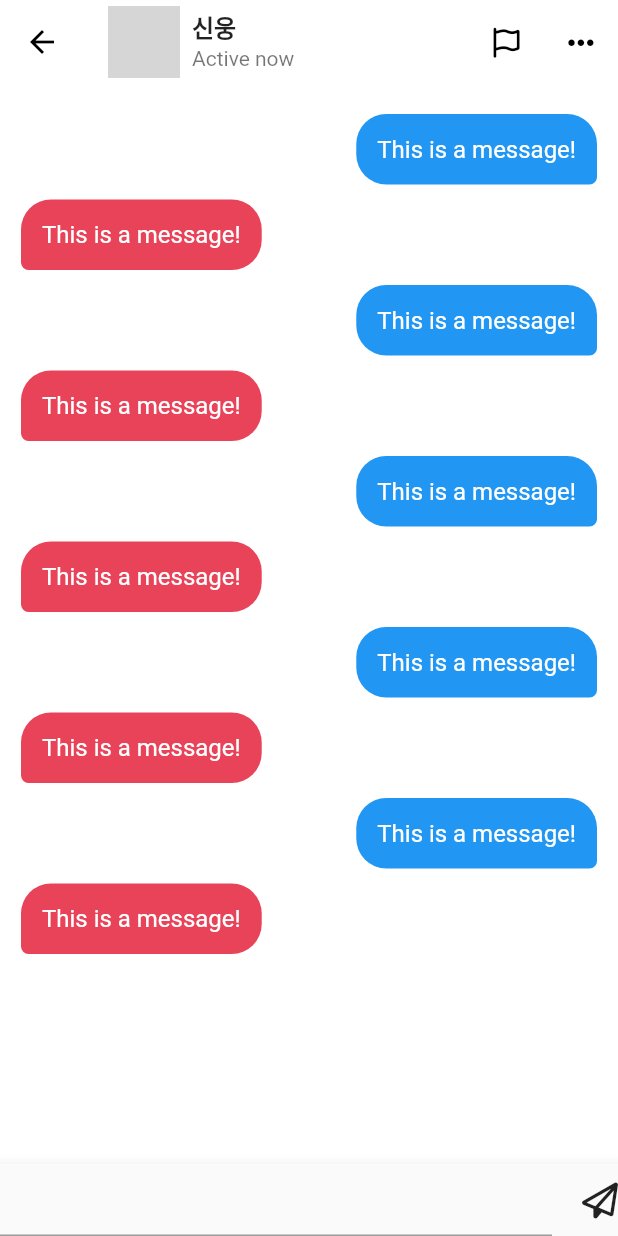
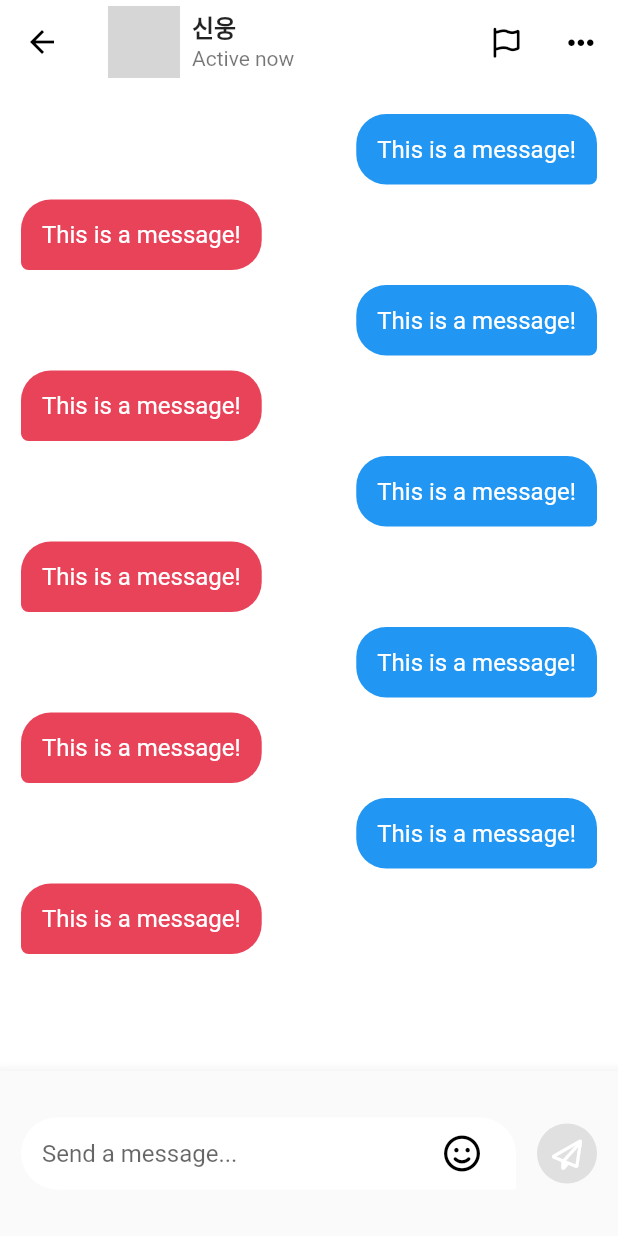
Before and after one commit to shinung-han/nomad_coders_tiktok_clone_review, a Flutter app: the ChatDetailScreen screen opened directly, on a phone screen of 412 x 824 dp. Run offline on Flutter 3.47's test engine with Material 2 defaults, Android fonts, the phone set to English and light mode, and no system bars; our stand-ins replace font_awesome_flutter, video_player, visibility_detector; network calls fail; grey boxes are pictures that could not be loaded.

Commit message:
11.4 code challenge

```diff
--- a/lib/features/inbox/chat_detail_screen.dart
+++ b/lib/features/inbox/chat_detail_screen.dart
@@ -11,27 +11,65 @@ class ChatDetailScreen extends StatefulWidget {
 }
 
 class _ChatDetailScreenState extends State<ChatDetailScreen> {
+  bool _isWriting = false;
+
+  void _onSendTap() {}
+
+  void _onStartWriting() {
+    setState(() {
+      _isWriting = true;
+    });
+  }
+
+  String _onSubmitted(String val) {
+    print(val);
+    setState(() {
+      _isWriting = false;
+    });
+    return val;
+  }
+
   @override
   Widget build(BuildContext context) {
     return Scaffold(
       appBar: AppBar(
-        title: const ListTile(
+        title: ListTile(
           contentPadding: EdgeInsets.zero,
           horizontalTitleGap: Sizes.size8,
-          leading: CircleAvatar(
-            radius: Sizes.size24,
-            foregroundImage: NetworkImage(
-                'https://avatars.githubusercontent.com/u/118904460?v=4'),
-            child: Text('신웅'),
+          leading: Stack(
+            children: [
+              const CircleAvatar(
+                radius: Sizes.size24,
+                foregroundImage: NetworkImage(
+                    'https://avatars.githubusercontent.com/u/118904460?v=4'),
+                child: Text('신웅'),
+              ),
+              Positioned(
+                right: -3,
+                bottom: -3,
+                child: Container(
+                  width: Sizes.size20,
+                  height: Sizes.size20,
+                  decoration: BoxDecoration(
+                    border: Border.all(
+                      color: Colors.white,
+                      width: Sizes.size4,
+                    ),
+                    color: Colors.green,
+                    shape: BoxShape.circle,
+                  ),
+                ),
+              ),
+            ],
           ),
-          title: Text(
+          title: const Text(
             '신웅',
             style: TextStyle(
               fontWeight: FontWeight.w600,
             ),
           ),
-          subtitle: Text('Active now'),
-          trailing: Row(
+          subtitle: const Text('Active now'),
+          trailing: const Row(
             mainAxisSize: MainAxisSize.min,
             children: [
               FaIcon(
@@ -100,17 +138,78 @@ class _ChatDetailScreenState extends State<ChatDetailScreen> {
           Positioned(
             bottom: 0,
             width: MediaQuery.of(context).size.width,
+            height: _isWriting ? 60 : 110,
             child: BottomAppBar(
               color: Colors.grey.shade50,
               child: Row(
+                crossAxisAlignment: CrossAxisAlignment.center,
                 children: [
-                  const Expanded(
-                    child: TextField(),
+                  Expanded(
+                    child: Padding(
+                      padding: const EdgeInsets.only(
+                        left: Sizes.size14,
+                      ),
+                      child: TextField(
+                        onTap: _onStartWriting,
+                        onSubmitted: _onSubmitted,
+                        decoration: const InputDecoration(
+                          hintText: 'Send a message...',
+                          fillColor: Colors.white,
+                          filled: true,
+                          contentPadding: EdgeInsets.all(Sizes.size14),
+                          focusedBorder: UnderlineInputBorder(
+                            borderSide: BorderSide(
+                              color: Colors.white,
+                            ),
+                          ),
+                          enabledBorder: OutlineInputBorder(
+                            borderSide: BorderSide.none,
+                            borderRadius: BorderRadius.only(
+                              topLeft: Radius.circular(
+                                Sizes.size28,
+                              ),
+                              topRight: Radius.circular(
+                                Sizes.size28,
+                              ),
+                              bottomLeft: Radius.circular(
+                                Sizes.size28,
+                              ),
+                            ),
+                          ),
+                          suffixIcon: Row(
+                            mainAxisSize: MainAxisSize.min,
+                            children: [
+                              FaIcon(
+                                FontAwesomeIcons.faceSmile,
+                                color: Colors.black,
+                              ),
+                            ],
+                          ),
+                        ),
+                      ),
+                    ),
                   ),
-                  Gaps.h20,
-                  Container(
-                    child: const FaIcon(
-                      FontAwesomeIcons.paperPlane,
+                  // Gaps.h10,
+                  Padding(
+                    padding: const EdgeInsets.symmetric(
+                      horizontal: Sizes.size14,
+                    ),
+                    child: GestureDetector(
+                      onTap: _onSendTap,
+                      child: Container(
+                        padding: const EdgeInsets.all(10),
+                        decoration: BoxDecoration(
+                          shape: BoxShape.circle,
+                          color: Colors.grey.shade300,
+                        ),
+                        child: const Center(
+                          child: Icon(
+                            FontAwesomeIcons.paperPlane,
+                            color: Colors.white,
+                            size: 20,
+                          ),
+                        ),
+                      ),
                     ),
                   )
                 ],
```
